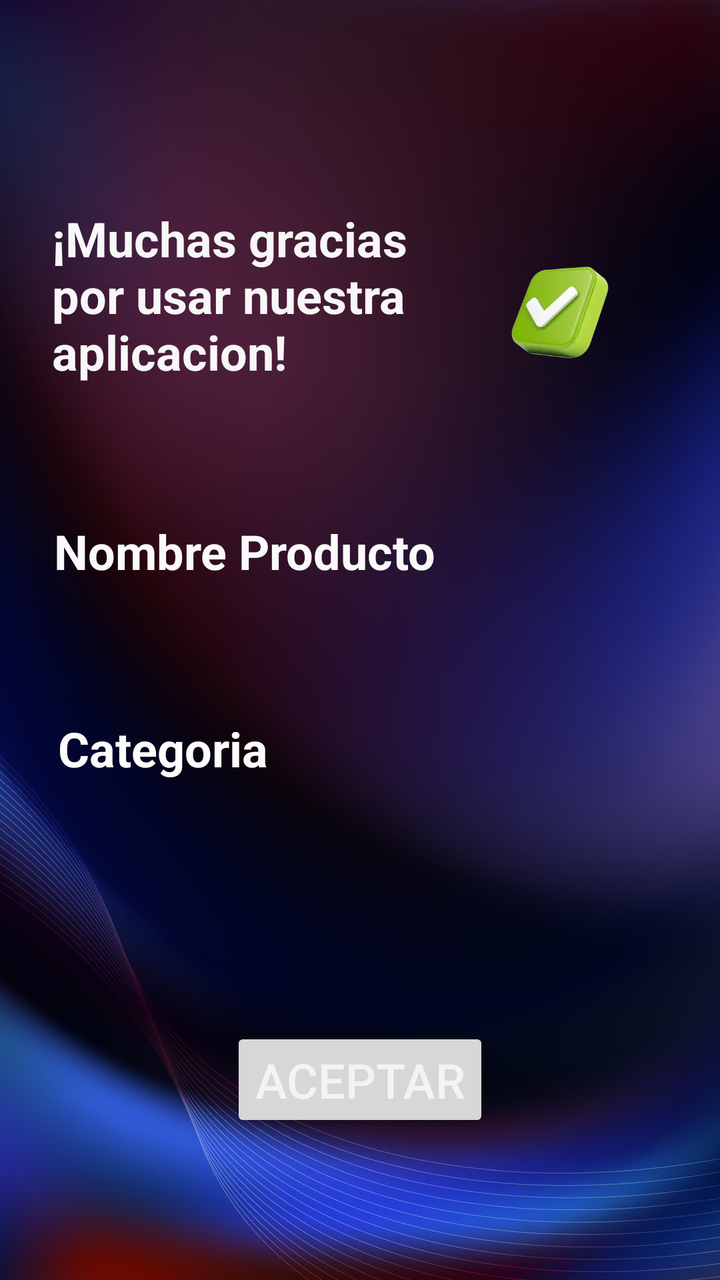
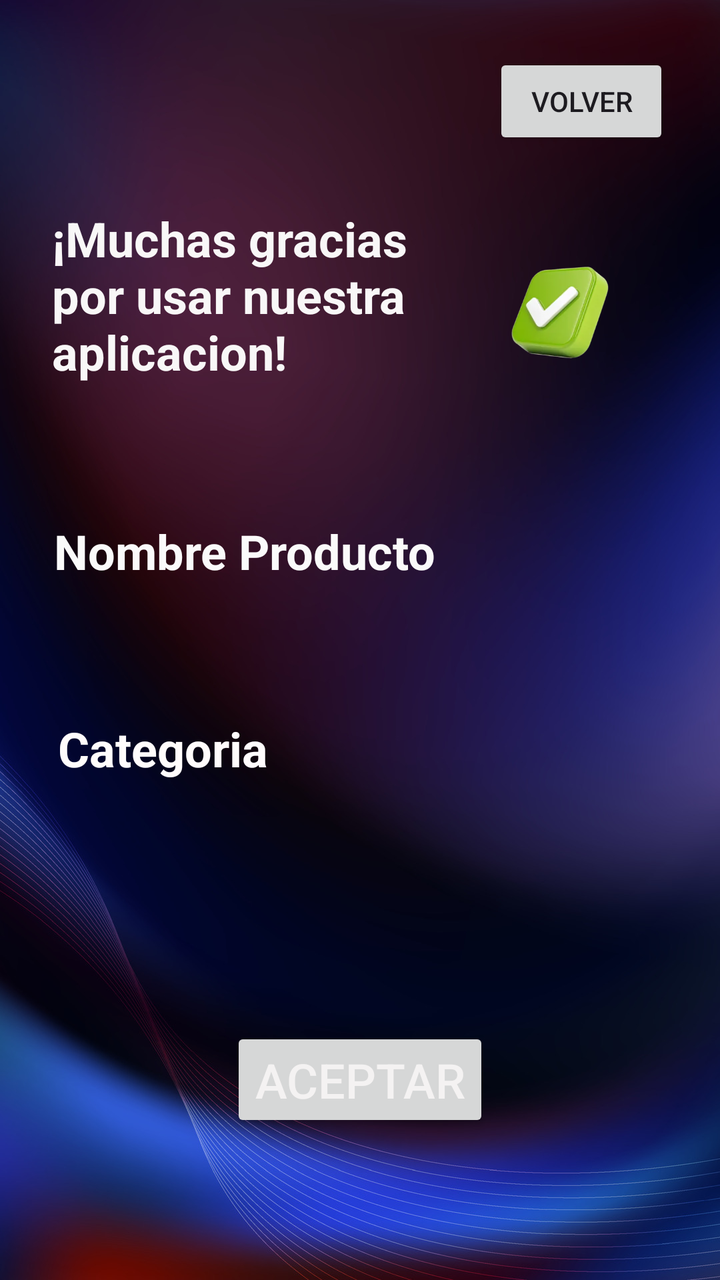

Screens rendered from an Android XML layout before and after an edit, with the pre-edit source and the edit as a unified diff.
<!-- AndroidManifest.xml: application theme Theme.EcoTrueque -->
<!-- res/layout/activity_detalle_objeto.xml -->
<?xml version="1.0" encoding="utf-8"?>
<androidx.constraintlayout.widget.ConstraintLayout xmlns:android="http://schemas.android.com/apk/res/android"
    xmlns:app="http://schemas.android.com/apk/res-auto"
    xmlns:tools="http://schemas.android.com/tools"
    android:id="@+id/main"
    android:layout_width="match_parent"
    android:layout_height="match_parent"
    android:background="@drawable/background_menu"
    tools:context="Vistas.DetalleObjetoActivity">

    <TextView
        android:id="@+id/textView2"
        android:layout_width="213dp"
        android:layout_height="107dp"
        android:text="¡Muchas gracias por usar nuestra aplicacion!"
        android:textColor="#F8F7F7"
        android:textSize="24sp"
        android:textStyle="bold"
        app:layout_constraintBottom_toBottomOf="parent"
        app:layout_constraintEnd_toEndOf="parent"
        app:layout_constraintHorizontal_bias="0.176"
        app:layout_constraintStart_toStartOf="parent"
        app:layout_constraintTop_toTopOf="parent"
        app:layout_constraintVertical_bias="0.193" />

    <ImageView
        android:id="@+id/imageView"
        android:layout_width="110dp"
        android:layout_height="79dp"
        app:layout_constraintBottom_toBottomOf="parent"
        app:layout_constraintEnd_toEndOf="parent"
        app:layout_constraintHorizontal_bias="0.9"
        app:layout_constraintStart_toStartOf="parent"
        app:layout_constraintTop_toTopOf="parent"
        app:layout_constraintVertical_bias="0.21"
        app:srcCompat="@drawable/icon_check" />

    <TextView
        android:id="@+id/textView3"
        android:layout_width="wrap_content"
        android:layout_height="wrap_content"
        android:text="Nombre Producto"
        android:textColor="#FAFAFA"
        android:textSize="24sp"
        android:textStyle="bold"
        app:layout_constraintBottom_toBottomOf="parent"
        app:layout_constraintEnd_toEndOf="parent"
        app:layout_constraintHorizontal_bias="0.159"
        app:layout_constraintStart_toStartOf="parent"
        app:layout_constraintTop_toTopOf="parent"
        app:layout_constraintVertical_bias="0.427" />

    <TextView
        android:id="@+id/lbl_nombre"
        android:layout_width="wrap_content"
        android:layout_height="wrap_content"
        android:textColor="#FDFDFD"
        android:textSize="20sp"
        app:layout_constraintBottom_toBottomOf="parent"
        app:layout_constraintEnd_toEndOf="parent"
        app:layout_constraintHorizontal_bias="0.102"
        app:layout_constraintStart_toStartOf="parent"
        app:layout_constraintTop_toTopOf="parent" />

    <TextView
        android:id="@+id/textView5"
        android:layout_width="wrap_content"
        android:layout_height="wrap_content"
        android:text="Categoria"
        android:textColor="#FFFCFC"
        android:textSize="24sp"
        android:textStyle="bold"
        app:layout_constraintBottom_toBottomOf="parent"
        app:layout_constraintEnd_toEndOf="parent"
        app:layout_constraintHorizontal_bias="0.114"
        app:layout_constraintStart_toStartOf="parent"
        app:layout_constraintTop_toTopOf="parent"
        app:layout_constraintVertical_bias="0.589" />

    <TextView
        android:id="@+id/lbl_categoriaprod"
        android:layout_width="wrap_content"
        android:layout_height="wrap_content"
        android:textColor="#F8F6F6"
        android:textSize="20sp"
        app:layout_constraintBottom_toBottomOf="parent"
        app:layout_constraintEnd_toEndOf="parent"
        app:layout_constraintHorizontal_bias="0.102"
        app:layout_constraintStart_toStartOf="parent"
        app:layout_constraintTop_toTopOf="parent"
        app:layout_constraintVertical_bias="0.678" />

    <Button
        android:id="@+id/btn_Aceptar"
        android:layout_width="wrap_content"
        android:layout_height="wrap_content"
        android:text="Aceptar"
        android:textColor="#F4F2F2"
        android:textSize="24sp"
        app:layout_constraintBottom_toBottomOf="parent"
        app:layout_constraintEnd_toEndOf="parent"
        app:layout_constraintStart_toStartOf="parent"
        app:layout_constraintTop_toTopOf="parent"
        app:layout_constraintVertical_bias="0.874" />
</androidx.constraintlayout.widget.ConstraintLayout>
<!-- resources referenced by this layout -->
<resources>
  <!-- drawable background_menu: jpg bitmap (drawable, 167294 bytes) -->
  <!-- drawable icon_check: png bitmap (drawable, 7348 bytes) -->
  <style name="Theme.EcoTrueque" parent="Base.Theme.EcoTrueque" />
  <style name="Base.Theme.EcoTrueque" parent="Theme.Material3.DayNight.NoActionBar">
          
          
      </style>
</resources>

<!-- the commit's change to res/layout/activity_detalle_objeto.xml (unified diff, before → after) -->
@@ -102,4 +102,16 @@
         app:layout_constraintStart_toStartOf="parent"
         app:layout_constraintTop_toTopOf="parent"
         app:layout_constraintVertical_bias="0.874" />
+
+    <Button
+        android:id="@+id/btn_volver"
+        android:layout_width="wrap_content"
+        android:layout_height="wrap_content"
+        android:text="Volver"
+        app:layout_constraintBottom_toBottomOf="parent"
+        app:layout_constraintEnd_toEndOf="parent"
+        app:layout_constraintHorizontal_bias="0.907"
+        app:layout_constraintStart_toStartOf="parent"
+        app:layout_constraintTop_toTopOf="parent"
+        app:layout_constraintVertical_bias="0.045" />
 </androidx.constraintlayout.widget.ConstraintLayout>
